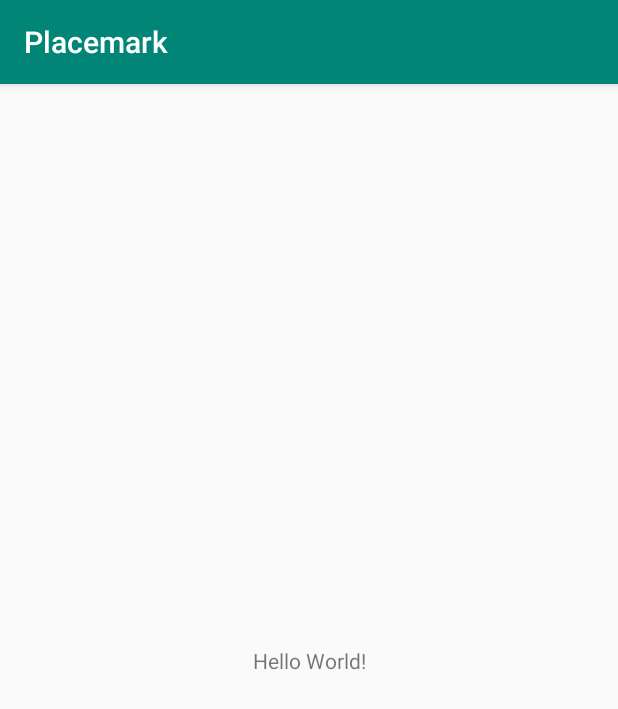
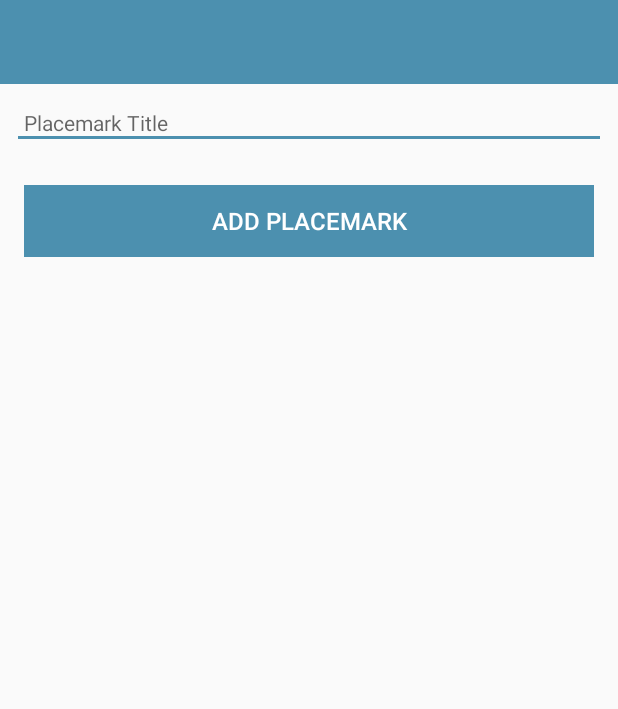
Before and after one commit to brianrichardmccarthy/MobileAppDev1, an Android app: the screen it shows after launch (PlacemarkActivity), on a phone screen of 412 x 824 dp. Shown: the top 709 px of the screen. Run offline under Robolectric (Android 15) with nearby library versions, the phone set to English and light mode, and no system bars; 1 statement that could not run was skipped.

Commit message:
Finished lab 01 walkthrought

```diff
--- a/Placemark/app/build.gradle
+++ b/Placemark/app/build.gradle
@@ -24,11 +24,12 @@ android {
 
 dependencies {
     implementation fileTree(dir: 'libs', include: ['*.jar'])
-    implementation"org.jetbrains.kotlin:kotlin-stdlib-jdk7:$kotlin_version"
+    implementation "org.jetbrains.kotlin:kotlin-stdlib-jdk7:$kotlin_version"
     implementation 'com.android.support:appcompat-v7:28.0.0'
     implementation 'com.android.support.constraint:constraint-layout:1.1.3'
     testImplementation 'junit:junit:4.12'
     androidTestImplementation 'com.android.support.test:runner:1.0.2'
     androidTestImplementation 'com.android.support.test.espresso:espresso-core:3.0.2'
+    implementation 'com.android.support:design:28.0.0'
     implementation 'org.jetbrains.anko:anko-commons:0.10.7'
 }
--- a/Placemark/app/src/main/java/io/github/brianrichardmccarthy/placemark/PlacemarkActivity.kt
+++ b/Placemark/app/src/main/java/io/github/brianrichardmccarthy/placemark/PlacemarkActivity.kt
@@ -2,8 +2,10 @@ package io.github.brianrichardmccarthy.placemark
 
 import android.support.v7.app.AppCompatActivity
 import android.os.Bundle
+import kotlinx.android.synthetic.main.activity_placemark.*
 import org.jetbrains.anko.AnkoLogger
 import org.jetbrains.anko.info
+import org.jetbrains.anko.toast
 
 class PlacemarkActivity : AppCompatActivity(), AnkoLogger {
 
@@ -11,5 +13,17 @@ class PlacemarkActivity : AppCompatActivity(), AnkoLogger {
     super.onCreate(savedInstanceState)
     setContentView(R.layout.activity_placemark)
     info("Placemark Activity started..")
+
+    btnAdd.setOnClickListener {
+      val placemarkTitle = placemarkTitle.text.toString()
+      if (placemarkTitle.isNotEmpty()) {
+        info("add Button pressed: $placemarkTitle")
+      } else {
+        toast("Please Enter a title")
+      }
+    }
+
+
   }
+
 }
--- a/Placemark/app/src/main/res/layout/activity_placemark.xml
+++ b/Placemark/app/src/main/res/layout/activity_placemark.xml
@@ -1,18 +1,71 @@
 <?xml version="1.0" encoding="utf-8"?>
-<android.support.constraint.ConstraintLayout xmlns:android="http://schemas.android.com/apk/res/android"
+<android.support.constraint.ConstraintLayout
+  xmlns:android="http://schemas.android.com/apk/res/android"
   xmlns:app="http://schemas.android.com/apk/res-auto"
   xmlns:tools="http://schemas.android.com/tools"
   android:layout_width="match_parent"
   android:layout_height="match_parent"
-  tools:context=".PlacemarkActivity">
+  tools:context="io.github.brianrichardmccarthy.placemark.PlacemarkActivity">
 
-  <TextView
-    android:layout_width="wrap_content"
-    android:layout_height="wrap_content"
-    android:text="Hello World!"
-    app:layout_constraintBottom_toBottomOf="parent"
-    app:layout_constraintLeft_toLeftOf="parent"
-    app:layout_constraintRight_toRightOf="parent"
-    app:layout_constraintTop_toTopOf="parent" />
+  <RelativeLayout
+    android:layout_width="match_parent"
+    android:layout_height="wrap_content">
 
+    <android.support.design.widget.AppBarLayout
+      android:id="@+id/appBarLayout"
+      android:layout_width="match_parent"
+      android:layout_height="wrap_content"
+      android:background="@color/colorAccent"
+      android:fitsSystemWindows="true"
+      app:elevation="0dip"
+      app:theme="@style/ThemeOverlay.AppCompat.Dark.ActionBar">
+
+      <android.support.v7.widget.Toolbar
+        android:id="@+id/toolbarAdd"
+        android:layout_width="match_parent"
+        android:layout_height="wrap_content"
+        app:titleTextColor="@color/colorPrimary"/>
+    </android.support.design.widget.AppBarLayout>
+
+    <ScrollView
+      android:layout_width="match_parent"
+      android:layout_height="match_parent"
+      android:layout_below="@id/appBarLayout"
+      android:fillViewport="true">
+
+      <LinearLayout
+        android:layout_width="match_parent"
+        android:layout_height="wrap_content"
+        android:orientation="vertical">
+
+        <android.support.design.widget.TextInputEditText
+          android:id="@+id/placemarkTitle"
+          android:layout_width="match_parent"
+          android:layout_height="wrap_content"
+          android:layout_margin="8dp"
+          android:hint="@string/hint_placemarkTitle"
+          android:inputType="text"
+          android:maxLength="25"
+          android:maxLines="1"
+          android:padding="8dp"
+          android:textColor="@color/colorPrimaryDark"
+          android:textSize="14sp"/>
+
+        <Button
+          android:id="@+id/btnAdd"
+          android:layout_width="match_parent"
+          android:layout_height="wrap_content"
+          android:layout_margin="16dp"
+          android:background="@color/colorAccent"
+          android:paddingBottom="8dp"
+          android:paddingTop="8dp"
+          android:stateListAnimator="@null"
+          android:text="@string/button_addPlacemark"
+          android:textColor="@color/colorPrimary"
+          android:textSize="16sp"/>
+
+      </LinearLayout>
+    </ScrollView>
+
+  </RelativeLayout>
 </android.support.constraint.ConstraintLayout>
--- a/Placemark/app/src/main/res/values/colors.xml
+++ b/Placemark/app/src/main/res/values/colors.xml
@@ -1,6 +1,6 @@
 <?xml version="1.0" encoding="utf-8"?>
 <resources>
-  <color name="colorPrimary">#008577</color>
-  <color name="colorPrimaryDark">#00574B</color>
-  <color name="colorAccent">#D81B60</color>
+  <color name="colorPrimary">#FFFFFF</color>
+  <color name="colorPrimaryDark">#000000</color>
+  <color name="colorAccent">#4c90af</color>
 </resources>
--- a/Placemark/app/src/main/res/values/strings.xml
+++ b/Placemark/app/src/main/res/values/strings.xml
@@ -1,3 +1,5 @@
 <resources>
   <string name="app_name">Placemark</string>
+  <string name="button_addPlacemark">Add Placemark</string>
+  <string name="hint_placemarkTitle">Placemark Title</string>
 </resources>
--- a/Placemark/app/src/main/res/values/styles.xml
+++ b/Placemark/app/src/main/res/values/styles.xml
@@ -1,7 +1,7 @@
 <resources>
 
   <!-- Base application theme. -->
-  <style name="AppTheme" parent="Theme.AppCompat.Light.DarkActionBar">
+  <style name="AppTheme" parent="Theme.AppCompat.Light.NoActionBar">
     <!-- Customize your theme here. -->
     <item name="colorPrimary">@color/colorPrimary</item>
     <item name="colorPrimaryDark">@color/colorPrimaryDark</item>
```
